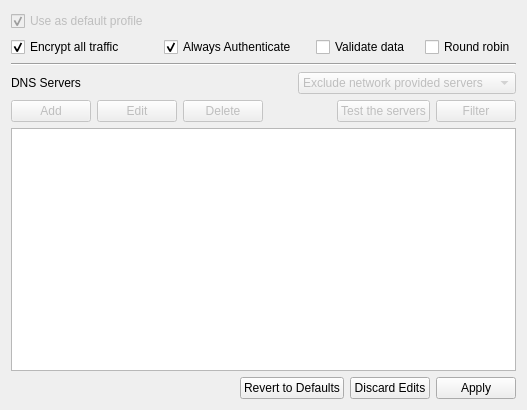
Above: networkprofilewidget.ui from Sinodun/Stubby_Manager before the change. Below: the same form after it.
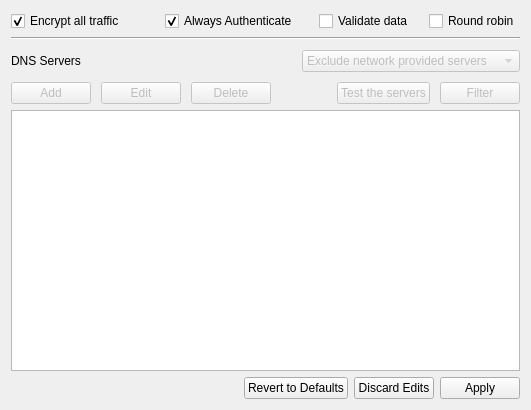
That is the form after the change.

Commit message: Select default network profile via combo on Networks tab.

Patch:
```diff
--- a/networkprofilewidget.ui
+++ b/networkprofilewidget.ui
@@ -6,7 +6,7 @@
    <rect>
     <x>0</x>
     <y>0</y>
-    <width>527</width>
+    <width>531</width>
     <height>410</height>
    </rect>
   </property>
@@ -21,57 +21,12 @@
   </property>
   <layout class="QVBoxLayout" name="verticalLayout">
    <item>
-    <layout class="QVBoxLayout" name="verticalLayout_11">
+    <layout class="QVBoxLayout" name="verticalLayout_11" stretch="3,90,1">
      <item>
-      <layout class="QVBoxLayout" name="verticalLayout_5" stretch="0,15,95">
+      <layout class="QVBoxLayout" name="verticalLayout_5" stretch="10,10">
        <property name="sizeConstraint">
         <enum>QLayout::SetDefaultConstraint</enum>
        </property>
-       <item>
-        <layout class="QHBoxLayout" name="horizontalLayout_6" stretch="10,10">
-         <property name="spacing">
-          <number>6</number>
-         </property>
-         <property name="sizeConstraint">
-          <enum>QLayout::SetFixedSize</enum>
-         </property>
-         <item>
-          <widget class="QCheckBox" name="useAsDefaultProfile">
-           <property name="enabled">
-            <bool>false</bool>
-           </property>
-           <property name="sizePolicy">
-            <sizepolicy hsizetype="Fixed" vsizetype="Fixed">
-             <horstretch>0</horstretch>
-             <verstretch>0</verstretch>
-            </sizepolicy>
-           </property>
-           <property name="text">
-            <string>Use as default profile</string>
-           </property>
-           <property name="checked">
-            <bool>true</bool>
-           </property>
-          </widget>
-         </item>
-         <item>
-          <spacer name="horizontalSpacer_4">
-           <property name="orientation">
-            <enum>Qt::Horizontal</enum>
-           </property>
-           <property name="sizeType">
-            <enum>QSizePolicy::Expanding</enum>
-           </property>
-           <property name="sizeHint" stdset="0">
-            <size>
-             <width>240</width>
-             <height>20</height>
-            </size>
-           </property>
-          </spacer>
-         </item>
-        </layout>
-       </item>
        <item>
         <layout class="QHBoxLayout" name="horizontalLayout_7" stretch="10,10,7,0">
          <item>
@@ -111,7 +66,10 @@
         </layout>
        </item>
        <item>
-        <layout class="QVBoxLayout" name="verticalLayout_6" stretch="1,5,3">
+        <layout class="QVBoxLayout" name="verticalLayout_6" stretch="1,0,1">
+         <property name="spacing">
+          <number>10</number>
+         </property>
          <item>
           <widget class="Line" name="line_3">
            <property name="orientation">
```
The commit also changes 6 other files.
